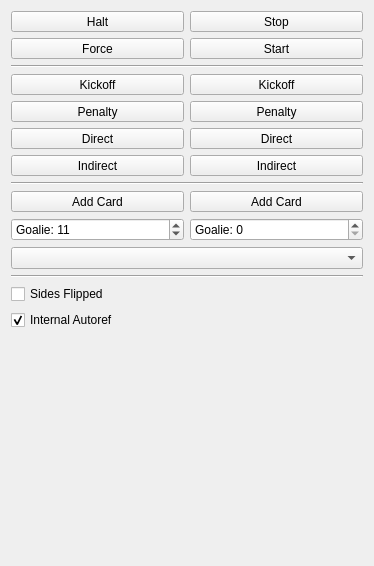
Above: src/ra/refereewidget.ui from robotics-erlangen/framework before the change. Below: the same form after it.
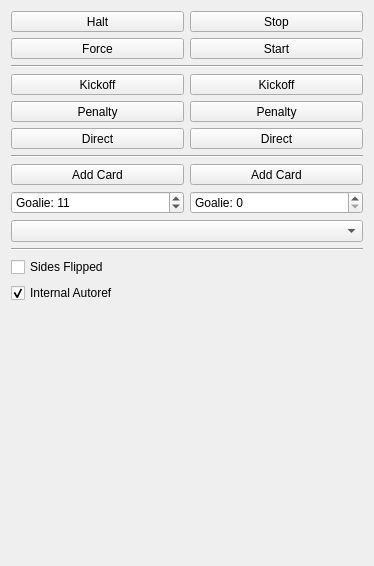
That is the form after the change. Custom widgets are drawn as their Qt base class.

Commit message: ra: remove indirect from refereewidget

```diff
--- a/src/ra/refereewidget.ui
+++ b/src/ra/refereewidget.ui
@@ -159,28 +159,6 @@
          </property>
         </widget>
        </item>
-       <item>
-        <widget class="QToolButton" name="btnRefereeIndirectYellow">
-         <property name="sizePolicy">
-          <sizepolicy hsizetype="Minimum" vsizetype="Fixed">
-           <horstretch>0</horstretch>
-           <verstretch>0</verstretch>
-          </sizepolicy>
-         </property>
-         <property name="text">
-          <string>Indirect</string>
-         </property>
-         <property name="iconSize">
-          <size>
-           <width>36</width>
-           <height>12</height>
-          </size>
-         </property>
-         <property name="shortcut">
-          <string>4</string>
-         </property>
-        </widget>
-       </item>
       </layout>
      </item>
      <item>
@@ -251,28 +229,6 @@
          </property>
         </widget>
        </item>
-       <item>
-        <widget class="QToolButton" name="btnRefereeIndirectBlue">
-         <property name="sizePolicy">
-          <sizepolicy hsizetype="Minimum" vsizetype="Fixed">
-           <horstretch>0</horstretch>
-           <verstretch>0</verstretch>
-          </sizepolicy>
-         </property>
-         <property name="text">
-          <string>Indirect</string>
-         </property>
-         <property name="iconSize">
-          <size>
-           <width>36</width>
-           <height>12</height>
-          </size>
-         </property>
-         <property name="shortcut">
-          <string>6</string>
-         </property>
-        </widget>
-       </item>
       </layout>
      </item>
     </layout>
```
Left out of the diff: 2 changed lines with no effect on the pictures. The commit also changes 1 other file.
